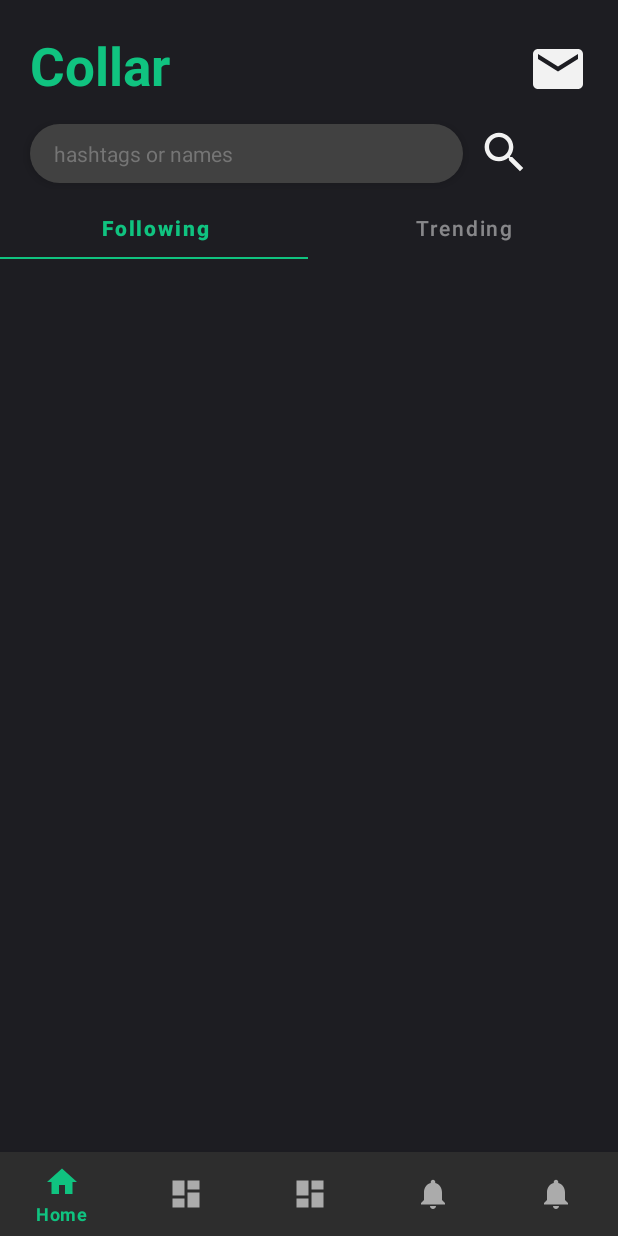
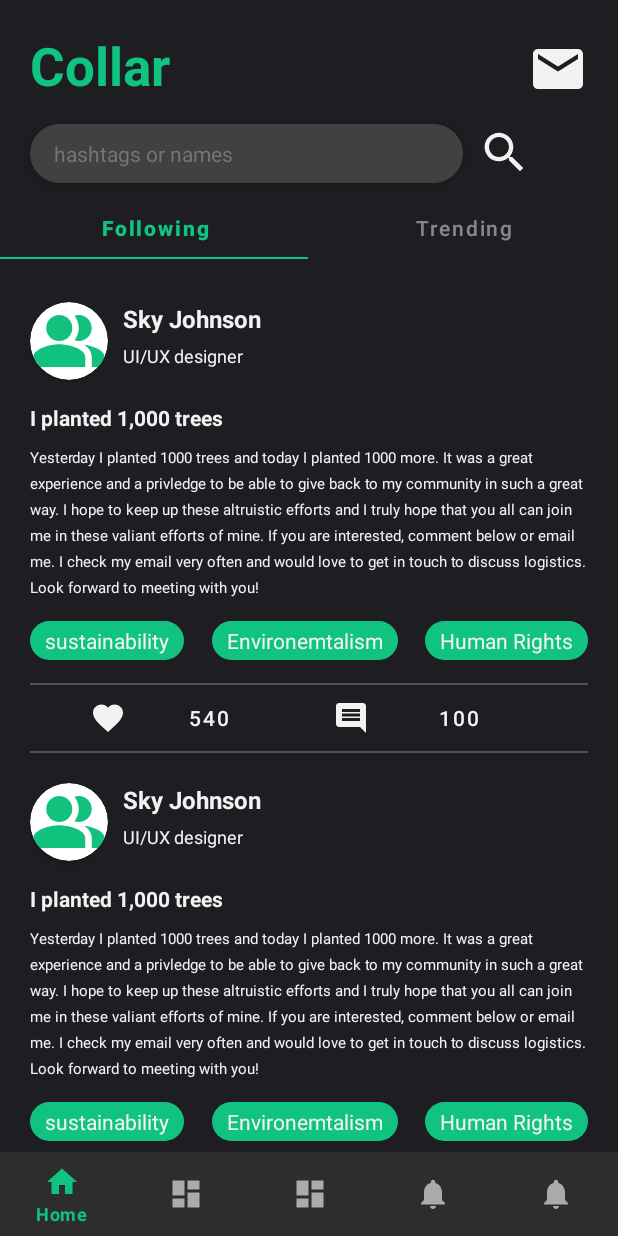
Before and after one commit to EylamTagor/HHS-FBLA-MAD-2021, an Android app: the HomeFragment screen opened directly, with no data from a screen before it, on a phone screen of 412 x 824 dp. Run offline under Robolectric (Android 15) with nearby library versions, the phone set to English and light mode, and no system bars; our stand-ins replace navigation-ui.

Commit message:
Implemented Recycleview for posts. Hardcoded right now for testing purposes

```diff
--- /dev/null
+++ b/app/src/main/java/com/hhsfbla/hhs_fbla_mad_2021/PostsRVAdapter.java
@@ -0,0 +1,91 @@
+package com.hhsfbla.hhs_fbla_mad_2021;
+import android.media.Image;
+import android.text.Layout;
+import android.view.LayoutInflater;
+import android.view.View;
+import android.view.ViewGroup;
+import android.widget.Button;
+import android.widget.ImageView;
+import android.widget.LinearLayout;
+import android.widget.ListView;
+import android.widget.TextView;
+
+import androidx.annotation.NonNull;
+import androidx.recyclerview.widget.RecyclerView;
+import java.util.ArrayList;
+
+public class PostsRVAdapter extends RecyclerView.Adapter<PostsRVAdapter.StaticRVViewHolder> {
+    private ArrayList<PostsRVModel> posts;
+    int row_index = -1;
+
+    public PostsRVAdapter(ArrayList<PostsRVModel> items) {
+        this.posts = items;
+    }
+
+    @NonNull
+    @Override
+    public StaticRVViewHolder onCreateViewHolder(@NonNull ViewGroup parent, int viewType) {
+        View view = LayoutInflater.from(parent.getContext()).inflate(R.layout.post, parent,false);
+        StaticRVViewHolder staticRVViewHolder = new StaticRVViewHolder(view);
+        return staticRVViewHolder;
+    }
+
+
+    @Override
+    public void onBindViewHolder(@NonNull StaticRVViewHolder holder, int position) {
+        PostsRVModel currentItem = posts.get(position);
+        //NEED TO FIX, FIGURE OUT HOW TO SET IMAGE RESOURCE
+        holder.pfp.setImageResource(R.drawable.ic_profile_icon);
+        holder.description.setText(currentItem.getDescription());
+        holder.jobTitle.setText(currentItem.getJobTitle());
+        holder.tag1.setText(currentItem.getHashtags().get(0));
+        holder.tag2.setText(currentItem.getHashtags().get(1));
+        holder.tag3.setText(currentItem.getHashtags().get(2));
+        holder.title.setText(currentItem.getTitle());
+        holder.name.setText(currentItem.getName());
+        holder.likes.setText("540");
+        holder.comments.setText("100");
+        //holder.likes.setText(currentItem.getLikes());
+        //holder.comments.setText(currentItem.getNumComments());
+
+
+
+    }
+
+
+    @Override
+    public int getItemCount() {
+        return posts.size();
+    }
+
+    public static class StaticRVViewHolder extends RecyclerView.ViewHolder{
+        TextView name;
+        TextView jobTitle;
+        TextView description;
+        TextView title;
+        TextView tag1;
+        TextView tag2;
+        TextView tag3;
+        Button likes;
+        Button comments;
+        ImageView pfp;
+        LinearLayout postLayout;
+
+        public StaticRVViewHolder(@NonNull View postView) {
+            super(postView);
+            name = postView.findViewById(R.id.name);
+            jobTitle = postView.findViewById(R.id.job_title);
+            description = postView.findViewById(R.id.description);
+            pfp = postView.findViewById(R.id.profile_picture);
+            postLayout =  postView.findViewById(R.id.post_layout);
+            tag1 = postView.findViewById(R.id.tag_one);
+            tag2 = postView.findViewById(R.id.tag_two);
+            tag3 = postView.findViewById(R.id.tag_three);
+            likes = postView.findViewById(R.id.likes);
+            comments = postView.findViewById(R.id.comments);
+            title = postView.findViewById(R.id.title);
+
+
+        }
+    }
+}
--- /dev/null
+++ b/app/src/main/java/com/hhsfbla/hhs_fbla_mad_2021/PostsRVModel.java
@@ -0,0 +1,44 @@
+package com.hhsfbla.hhs_fbla_mad_2021;
+
+import android.media.Image;
+
+import com.hhsfbla.hhs_fbla_mad_2021.classes.Business;
+import com.hhsfbla.hhs_fbla_mad_2021.classes.Experience;
+import com.hhsfbla.hhs_fbla_mad_2021.classes.Post;
+import com.hhsfbla.hhs_fbla_mad_2021.classes.User;
+
+import java.util.ArrayList;
+
+public class PostsRVModel {
+
+    private Post post;
+    private User user;
+
+
+
+    public void addPost(Post post) {
+        this.post = post;
+    }
+    public void addUser(User user) {
+        this.user = user;
+    }
+
+
+    public String getDescription() { return post.getDescription(); }
+    public ArrayList<String> getHashtags() {
+        return post.getHashtags();
+    }
+    public Image getImage() { return post.getImg(); }
+    public int getLikes() { return post.getLikes(); }
+    public int getNumComments() { return post.getComments().size(); }
+    public String getName(){return user.getName();}
+    public String getJobTitle(){return user.getJobTitle();}
+    public Image getPfp(){return user.getPfp();}
+    public String getTitle(){return post.getTitle();}
+
+
+    public PostsRVModel(Post post, User user) {
+        this.post = post;
+        this.user = user;
+    }
+}
--- a/app/src/main/java/com/hhsfbla/hhs_fbla_mad_2021/classes/Post.java
+++ b/app/src/main/java/com/hhsfbla/hhs_fbla_mad_2021/classes/Post.java
@@ -10,16 +10,26 @@ public class Post {
     private String title;
     private String description;
     private Image img;
+    private ArrayList<String> comments;
     private ArrayList<User> usersLiked;
     private ArrayList<String> hashtags;
 
-    public Post(int id, String title, String description, Image img, ArrayList<String> hashtags){
+
+    public Post(int id, String title, String description, Image img, ArrayList<String> hashtags, ArrayList<String> comments){
         this.id = id;
         this.title = title;
         this.description = description;
         this.img = img;
         usersLiked = new ArrayList<User>();
         this.hashtags = hashtags;
+        this.comments = comments;
+    }
+    public ArrayList<String> getComments() {
+        return comments;
+    }
+
+    public void setComments(ArrayList<String> comments) {
+        this.comments = comments;
     }
 
     public Image getImg() {
--- a/app/src/main/java/com/hhsfbla/hhs_fbla_mad_2021/classes/User.java
+++ b/app/src/main/java/com/hhsfbla/hhs_fbla_mad_2021/classes/User.java
@@ -59,4 +59,20 @@ public class User {
             }
         }
     }
+
+    public Image getPfp() {
+        return pfp;
+    }
+
+    public void setPfp(Image pfp) {
+        this.pfp = pfp;
+    }
+
+    public String getJobTitle() {
+        return jobTitle;
+    }
+
+    public void setJobTitle(String jobTitle) {
+        this.jobTitle = jobTitle;
+    }
 }
--- a/app/src/main/java/com/hhsfbla/hhs_fbla_mad_2021/ui/home/HomeFragment.java
+++ b/app/src/main/java/com/hhsfbla/hhs_fbla_mad_2021/ui/home/HomeFragment.java
@@ -1,5 +1,6 @@
 package com.hhsfbla.hhs_fbla_mad_2021.ui.home;
 
+import android.media.Image;
 import android.os.Bundle;
 import android.view.LayoutInflater;
 import android.view.View;
@@ -11,37 +12,86 @@ import androidx.annotation.Nullable;
 import androidx.fragment.app.Fragment;
 import androidx.lifecycle.Observer;
 import androidx.lifecycle.ViewModelProvider;
+import androidx.recyclerview.widget.LinearLayoutManager;
 import androidx.recyclerview.widget.RecyclerView;
 import androidx.viewpager.widget.ViewPager;
 
-import com.google.android.material.tabs.TabLayout;
+
+import com.hhsfbla.hhs_fbla_mad_2021.PostsRVAdapter;
+import com.hhsfbla.hhs_fbla_mad_2021.PostsRVModel;
 import com.hhsfbla.hhs_fbla_mad_2021.R;
+
 import com.hhsfbla.hhs_fbla_mad_2021.classes.Post;
+import com.hhsfbla.hhs_fbla_mad_2021.classes.User;
+
 
 import java.util.ArrayList;
 
 public class HomeFragment extends Fragment {
 
-    private ArrayList<Post> followingPosts;
-    private ArrayList<Post> trendingPosts;
+    private HomeViewModel mViewModel;
     private RecyclerView postsView;
+    private PostsRVAdapter postsRVAdapter;
+    ArrayList<PostsRVModel> followingPosts = new ArrayList<>();
+    ArrayList<PostsRVModel> trendingPosts = new ArrayList<>();
 
 
-    private HomeViewModel homeViewModel;
 
 
-    public View onCreateView(@NonNull LayoutInflater inflater,
-                             ViewGroup container, Bundle savedInstanceState) {
+    public static HomeFragment newInstance() {
+        return new HomeFragment();
+    }
 
-        homeViewModel =
-                new ViewModelProvider(this).get(HomeViewModel.class);
-        View root = inflater.inflate(R.layout.fragment_home, container, false);
-        homeViewModel.getText().observe(getViewLifecycleOwner(), new Observer<String>() {
-            @Override
-            public void onChanged(@Nullable String s) {
+    @Override
+    public View onCreateView(@NonNull LayoutInflater inflater, @Nullable ViewGroup container,
+                             @Nullable Bundle savedInstanceState) {
+        View rootView = inflater.inflate(R.layout.fragment_home, container, false);
+        postsView = (RecyclerView)rootView.findViewById(R.id.posts);
+        postsView.setLayoutManager(new LinearLayoutManager(getActivity(), LinearLayoutManager.VERTICAL, false));
 
-            }
-        });
-        return root;
+        ArrayList<PostsRVModel> posts = new ArrayList<>();
+        ArrayList<String> dummyHashtags = new ArrayList<>();
+        dummyHashtags.add("sustainability");
+        dummyHashtags.add("Environemtalism");
+        dummyHashtags.add("Human Rights");
+
+        ArrayList<String> dummyComments = new ArrayList<>();
+        dummyHashtags.add("you are a genius");
+        dummyHashtags.add("I agree");
+        dummyHashtags.add("WOW so cool man!");
+
+
+        Post dummyPost = new Post(0,"I planted 1,000 trees", "Yesterday I planted 1000 trees and today I planted 1000 more. It was a great experience and a privledge to be able to give back to my community in such a great way. I hope to keep up these altruistic efforts and I truly hope that you all can join me in these valiant efforts of mine. If you are interested, comment below or email me. I check my email very often and would love to get in touch to discuss logistics. Look forward to meeting with you!",
+                null, dummyHashtags, dummyComments);
+
+        User dummyUser = new User(23, "Sky Johnson", "skyngthowhing@gmail.com");
+        dummyUser.setJobTitle("UI/UX designer");
+
+        posts.add(new PostsRVModel(dummyPost, dummyUser));
+        posts.add(new PostsRVModel(dummyPost, dummyUser));
+        posts.add(new PostsRVModel(dummyPost, dummyUser));
+        posts.add(new PostsRVModel(dummyPost, dummyUser));
+        posts.add(new PostsRVModel(dummyPost, dummyUser));
+        posts.add(new PostsRVModel(dummyPost, dummyUser));
+        posts.add(new PostsRVModel(dummyPost, dummyUser));
+
+
+
+
+        postsRVAdapter = new PostsRVAdapter(posts);
+        postsView.setAdapter(postsRVAdapter);
+        return rootView;
+
+
+
+
     }
+
+    @Override
+    public void onActivityCreated(@Nullable Bundle savedInstanceState) {
+        super.onActivityCreated(savedInstanceState);
+        mViewModel = new ViewModelProvider(this).get(HomeViewModel.class);
+        // TODO: Use the ViewModel
+    }
+
 }
--- a/app/src/main/res/layout/post.xml
+++ b/app/src/main/res/layout/post.xml
@@ -5,14 +5,13 @@
     android:layout_width="match_parent"
     android:layout_height="wrap_content"
     android:background="@color/DarkGrey"
-    android:id="@+id/ExperienceLayout"
+    android:id="@+id/post_layout"
     android:orientation="vertical">
 
     <androidx.constraintlayout.widget.ConstraintLayout
         android:layout_width="match_parent"
         android:layout_height="wrap_content">
         <androidx.cardview.widget.CardView
-            android:id="@+id/profile_picture"
             android:layout_width="wrap_content"
             android:layout_height="wrap_content"
             android:layout_marginTop="20dp"
@@ -23,9 +22,11 @@
             app:layout_constraintHorizontal_bias="0"
             app:layout_constraintStart_toStartOf="parent"
             app:layout_constraintTop_toTopOf="parent"
+            android:id="@+id/profile_picture_holder"
             app:layout_constraintVertical_bias="0">
 
             <ImageView
+                android:id="@+id/profile_picture"
                 android:layout_width="52dp"
                 android:layout_height="52dp"
                 android:scaleType="centerCrop"
@@ -45,12 +46,12 @@
             app:layout_constraintBottom_toBottomOf="parent"
             app:layout_constraintEnd_toEndOf="parent"
             app:layout_constraintHorizontal_bias="0"
-            app:layout_constraintStart_toEndOf="@+id/profile_picture"
+            app:layout_constraintStart_toEndOf="@+id/profile_picture_holder"
             app:layout_constraintTop_toTopOf="parent"
             app:layout_constraintVertical_bias="0.0" />
 
         <TextView
-            android:id="@+id/header"
+            android:id="@+id/job_title"
             android:layout_width="wrap_content"
             android:layout_height="wrap_content"
             android:layout_marginStart="10dp"
@@ -62,23 +63,33 @@
             app:layout_constraintBottom_toBottomOf="parent"
             app:layout_constraintEnd_toEndOf="parent"
             app:layout_constraintHorizontal_bias="0.0"
-            app:layout_constraintStart_toEndOf="@+id/profile_picture"
+            app:layout_constraintStart_toEndOf="@+id/profile_picture_holder"
             app:layout_constraintTop_toBottomOf="@+id/name"
             app:layout_constraintVertical_bias="0" />
+
+        <TextView
+            android:id="@+id/title"
+            android:layout_width="match_parent"
+            android:layout_height="wrap_content"
+            android:lineSpacingExtra="5dp"
+            android:layout_marginTop="15dp"
+            android:text="I planted 2,000 trees!"
+            android:textColor="@color/LightGrey"
+            android:textSize="14sp"
+            android:textStyle="bold"
+            app:layout_constraintTop_toBottomOf="@+id/profile_picture_holder" />
 
         <TextView
             android:id="@+id/description"
             android:layout_width="match_parent"
             android:layout_height="wrap_content"
             android:lineSpacingExtra="5dp"
-            android:layout_marginTop="15dp"
-            android:text="- Designed app pages in AdobeXD w/ an emphasis on user experience through divergent and convergent experimentation\n
-- Conceptualized and implemented app features in Swift UIKit and Java Android Studio to increase user retention\n
-- Coordinated interviews with Autism podcasts and blogs, increased social media engagement by 4100%"
+            android:layout_marginTop="10dp"
+            android:text="Yesterday I planted 1000 trees and today I planted 1000 more. It was a great experience and a privledge to be able to give back to my community in such a great way. I hope to keep up these altruistic efforts and I truly hope that you all can join me in these valiant efforts of mine. If you are interested, comment below or email me. I check my email very often and would love to get in touch to discuss logistics. Look forward to meeting with you!"
             android:textColor="@color/LightGrey"
             android:textSize="10sp"
             android:textStyle="normal"
-            app:layout_constraintTop_toBottomOf="@+id/profile_picture" />
+            app:layout_constraintTop_toBottomOf="@+id/title" />
 
         <TextView
             android:id="@+id/tag_one"
@@ -97,7 +108,7 @@
             app:layout_constraintBottom_toBottomOf="parent"
             app:layout_constraintEnd_toEndOf="parent"
             app:layout_constraintStart_toStartOf="parent"
-            android:layout_marginTop="10dp"
+            android:layout_marginTop="15dp"
             app:layout_constraintTop_toBottomOf="@+id/description" />
         <TextView
             android:id="@+id/tag_three"
@@ -112,7 +123,7 @@
             android:paddingBottom="3dp"
             app:layout_constraintVertical_bias="0"
             android:background="@drawable/tag_bg"
-            android:layout_marginTop="10dp"
+            android:layout_marginTop="15dp"
             app:layout_constraintBottom_toBottomOf="parent"
             app:layout_constraintEnd_toEndOf="parent"
             app:layout_constraintStart_toStartOf="parent"
@@ -127,7 +138,7 @@
             android:paddingRight="10dp"
             app:layout_constraintHorizontal_bias=".5"
             android:textColor="@color/LightGrey"
-            android:layout_marginTop="10dp"
+            android:layout_marginTop="15dp"
             android:paddingTop="3dp"
             android:paddingBottom="3dp"
             android:background="@drawable/tag_bg"
@@ -141,7 +152,7 @@
             android:layout_width="match_parent"
             android:layout_height="1dp"
             android:alpha=".25"
-            android:layout_marginTop="10dp"
+            android:layout_marginTop="15dp"
             android:background="@color/LightGrey"
             app:layout_constraintEnd_toEndOf="parent"
             app:layout_constraintStart_toStartOf="parent"
@@ -161,13 +172,13 @@
             android:textColor="@color/LightGrey"
             app:layout_constraintBottom_toBottomOf="parent"
             app:layout_constraintEnd_toStartOf="@+id/trending"
-            app:layout_constraintHorizontal_bias="1.0"
+            app:layout_constraintHorizontal_bias="0"
             app:layout_constraintStart_toStartOf="parent"
             app:layout_constraintTop_toBottomOf="@+id/divider"
             app:layout_constraintVertical_bias="0.0" />
 
         <Button
-            android:id="@+id/trending"
+            android:id="@+id/comments"
             android:layout_width="205dp"
             android:layout_height="wrap_content"
             android:background="#00000000"
```
